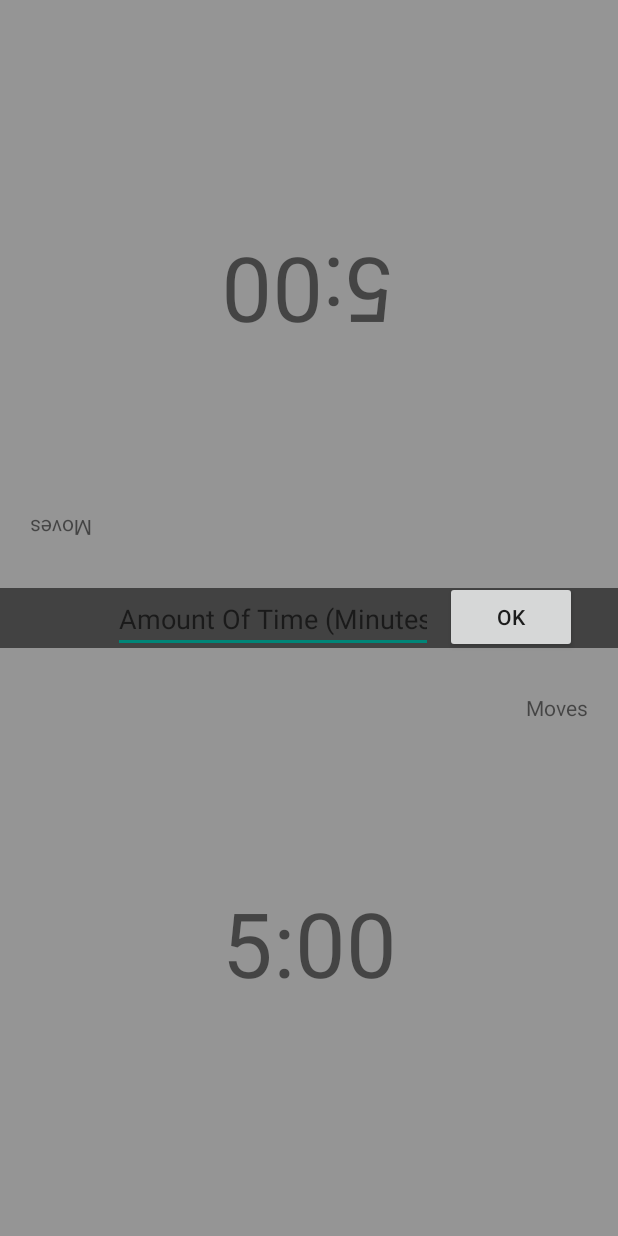
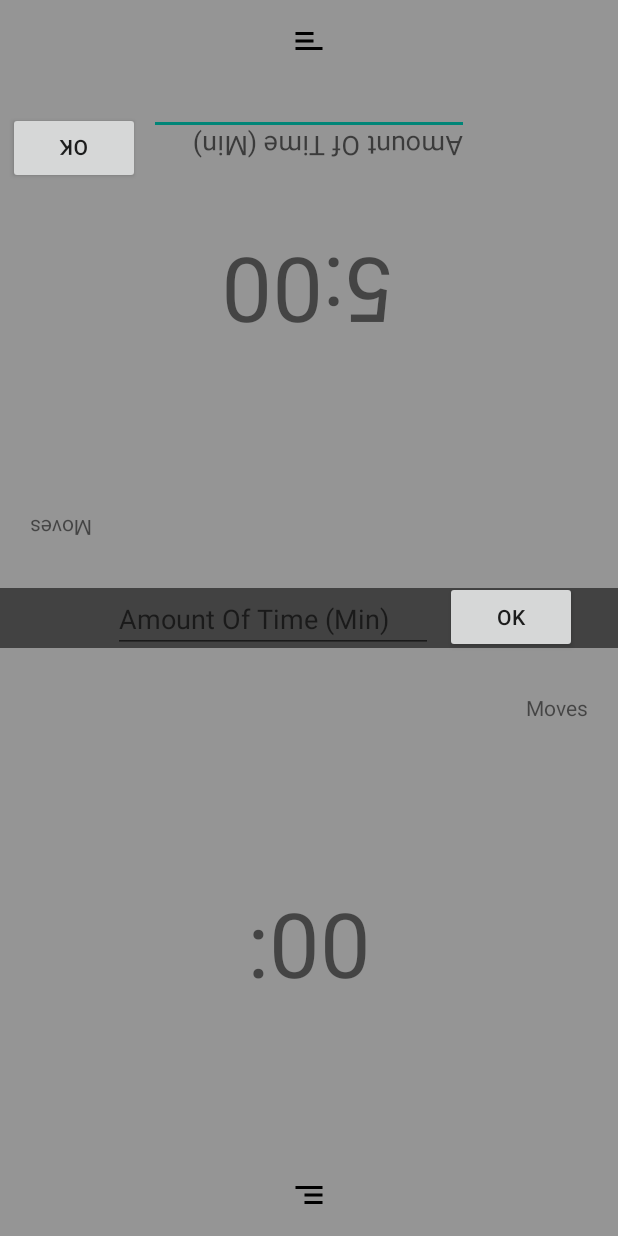
Before and after one commit to Zefer97/ChessApp, an Android app: the screen it shows after launch (MainActivity), after a tap on an icon or button, on a phone screen of 412 x 824 dp. Run offline under Robolectric (Android 15) with nearby library versions, the phone set to English and light mode, and no system bars; 3 other taps on this screen came first.

Commit message:
Chess App Modifier 2

```diff
--- a/app/src/main/java/com/example/foodapp/MainActivity.kt
+++ b/app/src/main/java/com/example/foodapp/MainActivity.kt
@@ -11,6 +11,10 @@ import androidx.appcompat.app.AppCompatActivity
 import com.example.foodapp.databinding.ActivityMainBinding
 import kotlinx.android.synthetic.main.activity_main.ImageReplay
 import kotlinx.android.synthetic.main.activity_main.button
+import kotlinx.android.synthetic.main.activity_main.buttonSetting1
+import kotlinx.android.synthetic.main.activity_main.buttonSetting2
+import kotlinx.android.synthetic.main.activity_main.editTextSetting1
+import kotlinx.android.synthetic.main.activity_main.editTextSetting2
 import kotlinx.android.synthetic.main.activity_main.imagePause
 import kotlinx.android.synthetic.main.activity_main.imageSetting
 import kotlinx.android.synthetic.main.activity_main.textButton1
@@ -55,6 +59,26 @@ class MainActivity : AppCompatActivity() {
                 imagePause.visibility = View.VISIBLE
                 textButton1.text = "$times1:00";textButton2.text =
                 "$times1:00"
+            }
+        }
+        binding.settingPlayerOne.setOnClickListener {
+            editTextSetting1.visibility = View.VISIBLE
+            buttonSetting1.visibility = View.VISIBLE
+            buttonSetting1.setOnClickListener {
+                times1 = editTextSetting1.text.toString();time1 = times1.toInt()
+                editTextSetting1.visibility = View.INVISIBLE
+                buttonSetting1.visibility= View.INVISIBLE;
+                textButton1.text = "$times1:00"
+            }
+        }
+        binding.settingPlayerTwo.setOnClickListener {
+            editTextSetting2.visibility = View.VISIBLE
+            buttonSetting2.visibility = View.VISIBLE
+            buttonSetting2.setOnClickListener {
+                times1 = editTextSetting2.text.toString();time2 = times1.toInt()
+                editTextSetting2.visibility = View.INVISIBLE
+                buttonSetting2.visibility= View.INVISIBLE;
+                textButton2.text = "$times1:00"
             }
         }
         var clickCount1 = 0
--- /dev/null
+++ b/app/src/main/res/drawable/basic.xml
@@ -0,0 +1,5 @@
+<vector android:autoMirrored="true" android:height="24dp"
+    android:tint="#000000" android:viewportHeight="24"
+    android:viewportWidth="24" android:width="24dp" xmlns:android="http://schemas.android.com/apk/res/android">
+    <path android:fillColor="@android:color/white" android:pathData="M9,18h12v-2L9,16v2zM3,6v2h18L21,6L3,6zM9,13h12v-2L9,11v2z"/>
+</vector>
--- a/app/src/main/res/layout/activity_main.xml
+++ b/app/src/main/res/layout/activity_main.xml
@@ -10,12 +10,13 @@
     <androidx.constraintlayout.widget.ConstraintLayout
         android:id="@+id/ButtonPlayerOne"
         android:layout_width="match_parent"
-        android:background="#959595"
         android:layout_height="0dp"
         android:layout_marginTop="20dp"
+        android:background="#959595"
         android:clickable="true"
         app:layout_constraintBottom_toBottomOf="parent"
         app:layout_constraintEnd_toEndOf="parent"
+        app:layout_constraintHorizontal_bias="0.5"
         app:layout_constraintStart_toStartOf="parent"
         app:layout_constraintTop_toBottomOf="@+id/ButtonPlayerTwo"
         app:layout_constraintVertical_bias="0.5"
@@ -38,15 +39,56 @@
 
         <TextView
             android:id="@+id/textView6"
+            android:layout_width="wrap_content"
+            android:layout_height="wrap_content"
             android:layout_marginTop="30dp"
             android:layout_marginRight="20dp"
-            android:layout_width="wrap_content"
-            android:layout_height="wrap_content"
             android:text="@string/moves"
             app:layout_constraintEnd_toEndOf="parent"
             app:layout_constraintHorizontal_bias="1.0"
             app:layout_constraintStart_toStartOf="parent"
             app:layout_constraintTop_toTopOf="parent" />
+
+        <ImageView
+            android:id="@+id/settingPlayerOne"
+            android:layout_width="wrap_content"
+            android:layout_height="wrap_content"
+            android:layout_marginBottom="15sp"
+            app:layout_constraintBottom_toBottomOf="parent"
+            app:layout_constraintEnd_toEndOf="parent"
+            app:layout_constraintStart_toStartOf="parent"
+            app:layout_constraintTop_toBottomOf="@+id/textButton1"
+            app:layout_constraintVertical_bias="1.0"
+            app:srcCompat="@drawable/basic" />
+
+        <EditText
+            android:id="@+id/editTextSetting1"
+            android:layout_width="wrap_content"
+            android:layout_height="wrap_content"
+            android:ems="10"
+            android:hint="@string/amount_of_time_minutes"
+            android:inputType="text"
+            android:visibility="invisible"
+            app:layout_constraintBottom_toTopOf="@+id/settingPlayerOne"
+            app:layout_constraintEnd_toEndOf="parent"
+            app:layout_constraintHorizontal_bias="0.5"
+            app:layout_constraintStart_toStartOf="parent"
+            app:layout_constraintTop_toBottomOf="@+id/textButton1"
+            app:layout_constraintVertical_bias="0.5" />
+
+        <Button
+            android:id="@+id/buttonSetting1"
+            android:layout_width="wrap_content"
+            android:layout_height="wrap_content"
+            android:layout_marginStart="4dp"
+            android:text="@string/ok"
+            android:visibility="invisible"
+            app:layout_constraintBottom_toBottomOf="parent"
+            app:layout_constraintEnd_toEndOf="parent"
+            app:layout_constraintHorizontal_bias="0.0"
+            app:layout_constraintStart_toEndOf="@+id/editTextSetting1"
+            app:layout_constraintTop_toBottomOf="@+id/textView6"
+            app:layout_constraintVertical_bias="0.746" />
 
     </androidx.constraintlayout.widget.ConstraintLayout>
 
@@ -55,8 +97,8 @@
         android:id="@+id/ButtonPlayerTwo"
         android:layout_width="match_parent"
         android:layout_height="0dp"
+        android:layout_marginBottom="20dp"
         android:background="#959595"
-        android:layout_marginBottom="20dp"
         android:clickable="true"
         android:scaleX="-1"
         android:scaleY="-1"
@@ -81,17 +123,58 @@
             app:layout_constraintStart_toStartOf="parent"
             app:layout_constraintTop_toTopOf="parent"
             app:layout_constraintVertical_bias="0.5" />
+
         <TextView
             android:id="@+id/textView7"
+            android:layout_width="wrap_content"
+            android:layout_height="wrap_content"
             android:layout_marginTop="30dp"
             android:layout_marginRight="20dp"
-            android:layout_width="wrap_content"
-            android:layout_height="wrap_content"
             android:text="@string/moves"
             app:layout_constraintEnd_toEndOf="parent"
             app:layout_constraintHorizontal_bias="1.0"
             app:layout_constraintStart_toStartOf="parent"
             app:layout_constraintTop_toTopOf="parent" />
+
+        <ImageView
+            android:id="@+id/settingPlayerTwo"
+            android:layout_width="wrap_content"
+            android:layout_height="wrap_content"
+            android:layout_marginBottom="15sp"
+            app:layout_constraintBottom_toBottomOf="parent"
+            app:layout_constraintEnd_toEndOf="parent"
+            app:layout_constraintStart_toStartOf="parent"
+            app:layout_constraintTop_toBottomOf="@+id/textButton2"
+            app:layout_constraintVertical_bias="1.0"
+            app:srcCompat="@drawable/basic" />
+
+        <EditText
+            android:id="@+id/editTextSetting2"
+            android:layout_width="wrap_content"
+            android:layout_height="wrap_content"
+            android:ems="10"
+            android:hint="@string/amount_of_time_minutes"
+            android:inputType="text"
+            android:visibility="invisible"
+            app:layout_constraintBottom_toTopOf="@+id/settingPlayerTwo"
+            app:layout_constraintEnd_toEndOf="parent"
+            app:layout_constraintHorizontal_bias="0.5"
+            app:layout_constraintStart_toStartOf="parent"
+            app:layout_constraintTop_toBottomOf="@+id/textButton2"
+            app:layout_constraintVertical_bias="0.5" />
+
+        <Button
+            android:id="@+id/buttonSetting2"
+            android:layout_width="wrap_content"
+            android:layout_height="wrap_content"
+            android:text="@string/ok"
+            android:visibility="invisible"
+            app:layout_constraintBottom_toBottomOf="parent"
+            app:layout_constraintEnd_toEndOf="parent"
+            app:layout_constraintHorizontal_bias="0.5"
+            app:layout_constraintStart_toEndOf="@+id/editTextSetting2"
+            app:layout_constraintTop_toBottomOf="@+id/textView7"
+            app:layout_constraintVertical_bias="0.746" />
 
     </androidx.constraintlayout.widget.ConstraintLayout>
 
--- a/app/src/main/res/values/strings.xml
+++ b/app/src/main/res/values/strings.xml
@@ -3,7 +3,7 @@
 
     <string name="hello_blank_fragment">Hello blank fragment</string>
     <string name="ok">OK</string>
-    <string name="amount_of_time_minutes">Amount Of Time (Minutes</string>
+    <string name="amount_of_time_minutes">Amount Of Time (Min)</string>
     <string name="_5_00">5:00</string>
     <string name="moves">Moves</string>
 </resources>
```
